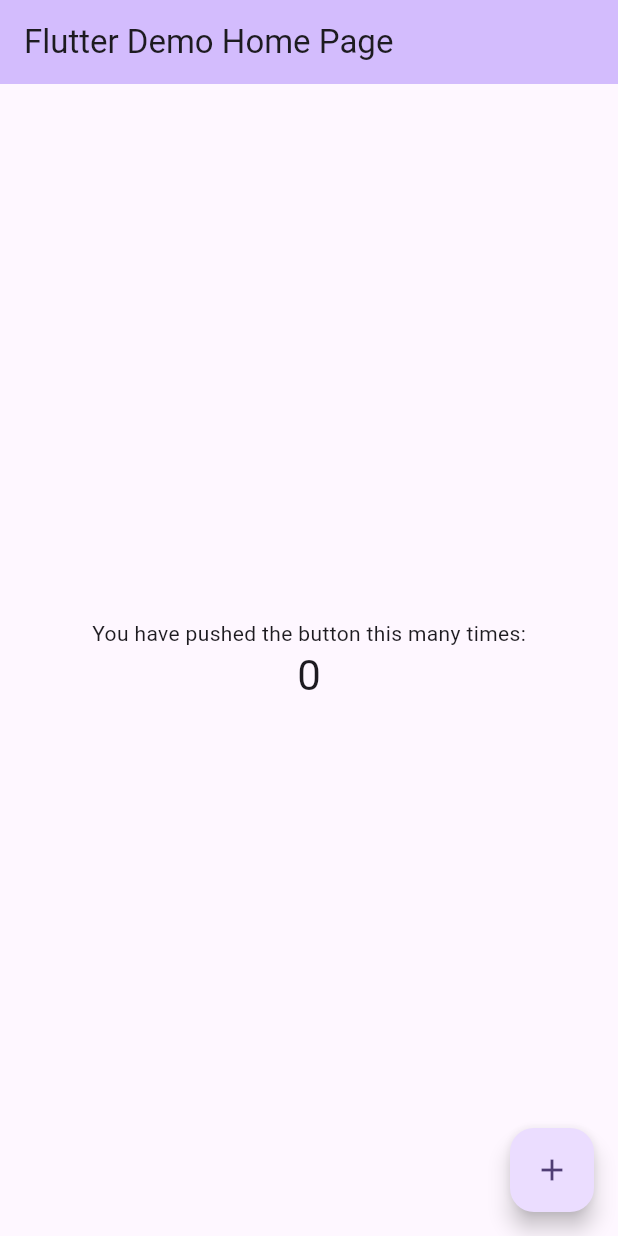
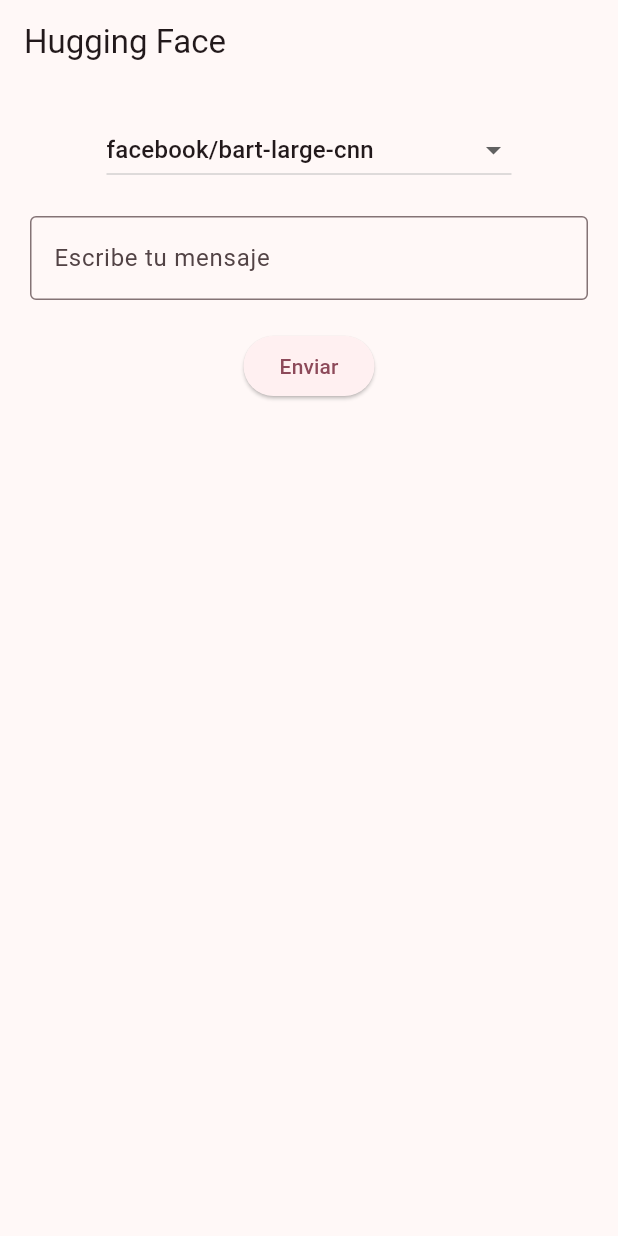
Before and after one commit to lunaanelia/DS_Practica, a Flutter app: the screen it shows after launch, on a phone screen of 412 x 824 dp. Run offline on Flutter 3.47's test engine with Material 3 defaults, Android fonts, the phone set to English and light mode, and no system bars.

```diff
--- /dev/null
+++ b/Practica2/Ej2/lib/basico.dart
@@ -0,0 +1,7 @@
+import 'package:ej2/strategy.dart';
+
+class Basico extends Strategy{
+
+  Basico(String tok, String modelo):super(tok, modelo);
+
+}
--- /dev/null
+++ b/Practica2/Ej2/lib/expansion.dart
@@ -0,0 +1,7 @@
+import 'package:ej2/strategy.dart';
+
+class Expansion extends Strategy{
+
+  Expansion(String tok, String modelo):super(tok, modelo);
+
+}
--- a/Practica2/Ej2/lib/main.dart
+++ b/Practica2/Ej2/lib/main.dart
@@ -1,3 +1,7 @@
+import 'package:ej2/basico.dart';
+import 'package:ej2/strategy.dart';
+import 'package:ej2/traduccion.dart';
+import 'package:ej2/expansion.dart';
 import 'package:flutter/material.dart';
 
 void main() {
@@ -11,26 +15,11 @@ class MyApp extends StatelessWidget {
   @override
   Widget build(BuildContext context) {
     return MaterialApp(
-      title: 'Flutter Demo',
+      title: 'Práctica 2. Ejercicio 2',
       theme: ThemeData(
-        // This is the theme of your application.
-        //
-        // TRY THIS: Try running your application with "flutter run". You'll see
-        // the application has a purple toolbar. Then, without quitting the app,
-        // try changing the seedColor in the colorScheme below to Colors.green
-        // and then invoke "hot reload" (save your changes or press the "hot
-        // reload" button in a Flutter-supported IDE, or press "r" if you used
-        // the command line to start the app).
-        //
-        // Notice that the counter didn't reset back to zero; the application
-        // state is not lost during the reload. To reset the state, use hot
-        // restart instead.
-        //
-        // This works for code too, not just values: Most code changes can be
-        // tested with just a hot reload.
-        colorScheme: ColorScheme.fromSeed(seedColor: Colors.deepPurple),
+        colorScheme: ColorScheme.fromSeed(seedColor: Colors.pinkAccent),
       ),
-      home: const MyHomePage(title: 'Flutter Demo Home Page'),
+      home: const MyHomePage(title: 'Hugging Face'),
     );
   }
 }
@@ -38,14 +27,6 @@ class MyApp extends StatelessWidget {
 class MyHomePage extends StatefulWidget {
   const MyHomePage({super.key, required this.title});
 
-  // This widget is the home page of your application. It is stateful, meaning
-  // that it has a State object (defined below) that contains fields that affect
-  // how it looks.
-
-  // This class is the configuration for the state. It holds the values (in this
-  // case the title) provided by the parent (in this case the App widget) and
-  // used by the build method of the State. Fields in a Widget subclass are
-  // always marked "final".
 
   final String title;
 
@@ -53,70 +34,97 @@ class MyHomePage extends StatefulWidget {
   State<MyHomePage> createState() => _MyHomePageState();
 }
 
+
 class _MyHomePageState extends State<MyHomePage> {
-  int _counter = 0;
+  final TextEditingController _controller = TextEditingController();
 
-  void _incrementCounter() {
+  String _modeloSeleccionado = 'facebook/bart-large-cnn';
+  String _respuesta = '';
+  bool _isLoading = false;
+
+  late Strategy estrategia;
+
+  final String archivoToken = "huggingface.txt";
+
+
+  final List<String> _modelos = [
+    "facebook/bart-large-cnn",          //basico
+    "Helsinki-NLP/opus-mt-en-es",       //traductor
+    "facebook/blenderbot-400M-distill"  //expandir
+  ];
+
+
+  void _enviar() async {
     setState(() {
-      // This call to setState tells the Flutter framework that something has
-      // changed in this State, which causes it to rerun the build method below
-      // so that the display can reflect the updated values. If we changed
-      // _counter without calling setState(), then the build method would not be
-      // called again, and so nothing would appear to happen.
-      _counter++;
+      _isLoading = true;
+      _respuesta = '';
+    });
+
+    final resultado = await estrategia.AlgorithmInterface(_controller.text);
+
+    setState(() {
+      _respuesta = resultado;
+      _isLoading = false;
     });
   }
 
+
   @override
   Widget build(BuildContext context) {
-    // This method is rerun every time setState is called, for instance as done
-    // by the _incrementCounter method above.
-    //
-    // The Flutter framework has been optimized to make rerunning build methods
-    // fast, so that you can just rebuild anything that needs updating rather
-    // than having to individually change instances of widgets.
     return Scaffold(
-      appBar: AppBar(
-        // TRY THIS: Try changing the color here to a specific color (to
-        // Colors.amber, perhaps?) and trigger a hot reload to see the AppBar
-        // change color while the other colors stay the same.
-        backgroundColor: Theme.of(context).colorScheme.inversePrimary,
-        // Here we take the value from the MyHomePage object that was created by
-        // the App.build method, and use it to set our appbar title.
-        title: Text(widget.title),
-      ),
-      body: Center(
-        // Center is a layout widget. It takes a single child and positions it
-        // in the middle of the parent.
+      appBar: AppBar(title: Text(widget.title)),
+      body: Padding(
+        padding: const EdgeInsets.all(20.0),
         child: Column(
-          // Column is also a layout widget. It takes a list of children and
-          // arranges them vertically. By default, it sizes itself to fit its
-          // children horizontally, and tries to be as tall as its parent.
-          //
-          // Column has various properties to control how it sizes itself and
-          // how it positions its children. Here we use mainAxisAlignment to
-          // center the children vertically; the main axis here is the vertical
-          // axis because Columns are vertical (the cross axis would be
-          // horizontal).
-          //
-          // TRY THIS: Invoke "debug painting" (choose the "Toggle Debug Paint"
-          // action in the IDE, or press "p" in the console), to see the
-          // wireframe for each widget.
-          mainAxisAlignment: MainAxisAlignment.center,
-          children: <Widget>[
-            const Text('You have pushed the button this many times:'),
-            Text(
-              '$_counter',
-              style: Theme.of(context).textTheme.headlineMedium,
+          children: [
+            DropdownButton<String>(
+              value: _modeloSeleccionado,
+              items: _modelos.map((modelo) {
+                return DropdownMenuItem<String>(
+                  value: modelo,
+                  child: Text(modelo),
+                );
+              }).toList(),
+              onChanged: (value) {
+                setState(() {
+                  _modeloSeleccionado = value!;
+                  if (_modeloSeleccionado == "facebook/bart-large-cnn") {
+                    estrategia = Basico(archivoToken, "facebook/bart-large-cnn");
+                  }
+                  else if (_modeloSeleccionado == "Helsinki-NLP/opus-mt-en-es"){
+                    estrategia = Traduccion(archivoToken,"Helsinki-NLP/opus-mt-en-es");
+                  }
+
+                  else if (_modeloSeleccionado == "facebook/blenderbot-400M-distill")  {
+                    estrategia = Expansion(archivoToken, "facebook/blenderbot-400M-distill");
+                  }
+                });
+              },
+            ),
+            const SizedBox(height: 20),
+            TextField(
+              controller: _controller,
+              decoration: const InputDecoration(
+                labelText: 'Escribe tu mensaje',
+                border: OutlineInputBorder(),
+              ),
+              maxLines: null,
+            ),
+            const SizedBox(height: 20),
+            ElevatedButton(
+              onPressed: _enviar,
+              child: const Text('Enviar'),
+            ),
+            const SizedBox(height: 20),
+            _isLoading
+                ? const CircularProgressIndicator()
+                : Text(
+              _respuesta,
+              style: const TextStyle(fontSize: 16),
             ),
           ],
         ),
       ),
-      floatingActionButton: FloatingActionButton(
-        onPressed: _incrementCounter,
-        tooltip: 'Increment',
-        child: const Icon(Icons.add),
-      ), // This trailing comma makes auto-formatting nicer for build methods.
     );
   }
 }
--- /dev/null
+++ b/Practica2/Ej2/lib/strategy.dart
@@ -0,0 +1,43 @@
+
+//import 'dart:io';
+import 'dart:convert';
+import 'package:http/http.dart' as http;
+import 'package:flutter/services.dart' show rootBundle;
+
+//Clase abstracta
+abstract class Strategy{
+
+  String token;
+  String url;
+
+  Strategy(String tok, String mod)
+      :token = tok,
+      url = "https://api-inference.huggingface.co/models/$mod";
+
+
+  Future<String> AlgorithmInterface(String text ) async {
+
+  token = await rootBundle.loadString('assets/$token');
+
+    String resultado;
+
+    final url_json = Uri.parse(url); //Convierte un string a Uri
+    final headers = {
+      'Authorization': 'Bearer $token',
+      'Content-Type': 'application/json', //indica que está en formato json
+    };
+
+    final body = jsonEncode({'inputs': text});  //Argumentos que se le pasan al modelo
+
+    final response = await http.post(url_json, headers: headers, body: body);
+
+    if (response.statusCode == 200) {   //Respuesta exitosa
+      resultado = jsonDecode(response.body);  //Decodifica la respuesta (de json a String)
+    } else {  //Error
+      resultado = "Error:  ${response.statusCode}\n${response.body}";
+    }
+
+    return resultado;
+  }
+
+}
--- /dev/null
+++ b/Practica2/Ej2/lib/traduccion.dart
@@ -0,0 +1,7 @@
+import 'package:ej2/strategy.dart';
+
+class Traduccion extends Strategy{
+
+  Traduccion(String tok, String modelo):super(tok, modelo);
+
+}
--- a/Practica2/Ej2/pubspec.yaml
+++ b/Practica2/Ej2/pubspec.yaml
@@ -34,6 +34,7 @@ dependencies:
   # The following adds the Cupertino Icons font to your application.
   # Use with the CupertinoIcons class for iOS style icons.
   cupertino_icons: ^1.0.8
+  http: ^1.3.0
 
 dev_dependencies:
   flutter_test:
@@ -58,7 +59,8 @@ flutter:
   uses-material-design: true
 
   # To add assets to your application, add an assets section, like this:
-  # assets:
+  assets:
+    - huggingface.txt
   #   - images/a_dot_burr.jpeg
   #   - images/a_dot_ham.jpeg
 
```
Also changed, not shown: Practica2/Ej2/lib/cliente.dart (added), Practica2/Ej2/pubspec.lock, 1 other file.
